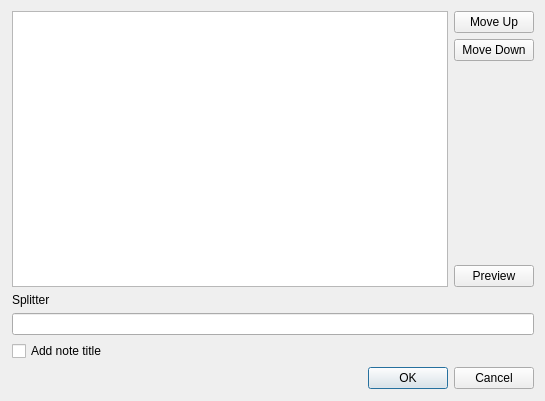
Old version of the form src/ui/WizCombineNotesDialog.ui in the repository WizTeam/WizQTClient.
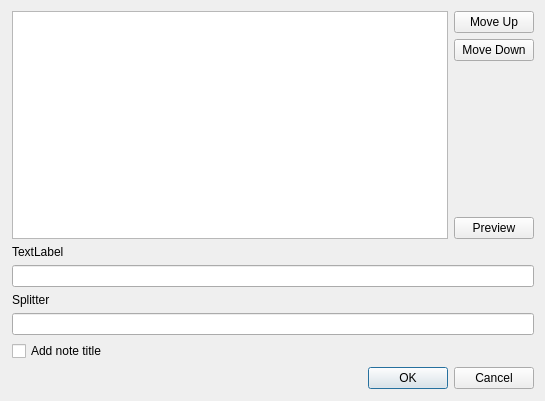
New version of the form.

Commit message: combine notes

```diff
--- a/src/ui/WizCombineNotesDialog.ui
+++ b/src/ui/WizCombineNotesDialog.ui
@@ -81,6 +81,16 @@
    <item>
     <layout class="QVBoxLayout" name="verticalLayout_3"/>
    </item>
+   <item>
+    <widget class="QLabel" name="label_2">
+     <property name="text">
+      <string>TextLabel</string>
+     </property>
+    </widget>
+   </item>
+   <item>
+    <widget class="QLineEdit" name="editNewTitle"/>
+   </item>
    <item>
     <widget class="QLabel" name="label">
      <property name="text">
```
The commit also changes 3 other files.
